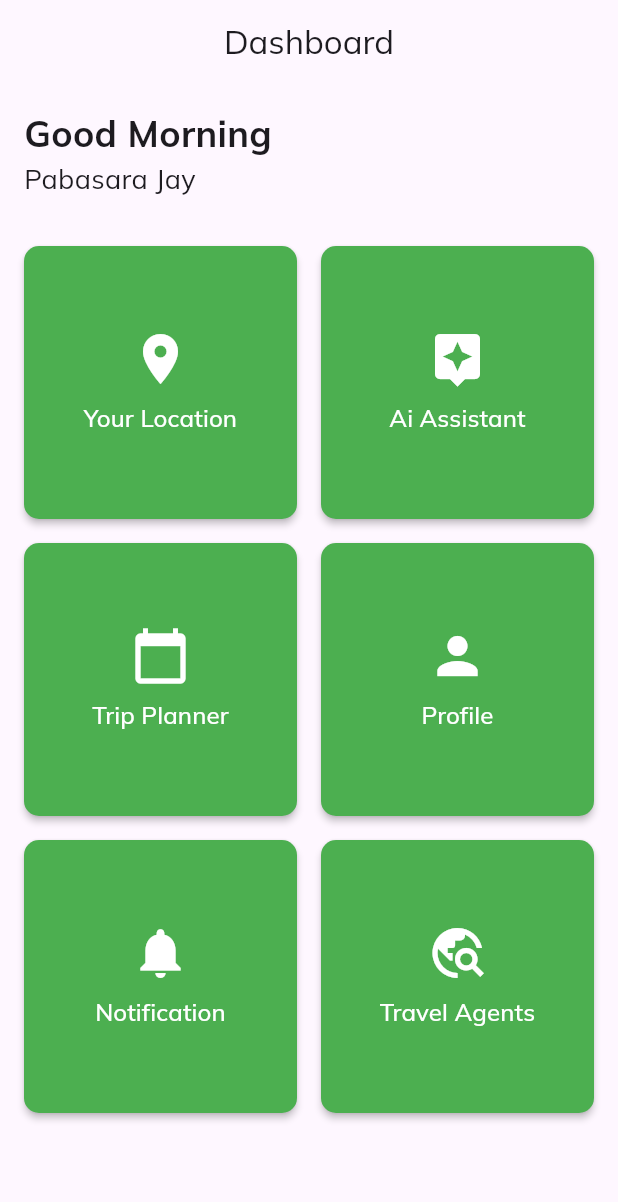
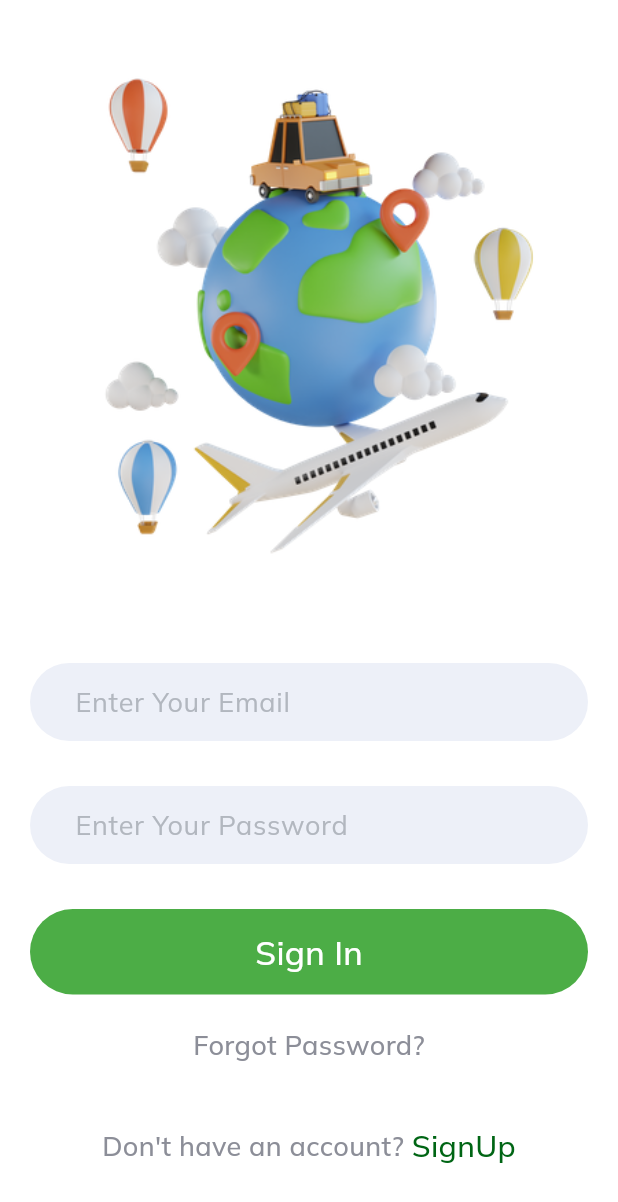
Before and after one commit to PabasaraJay/TripiT, a Flutter app: the screen it shows after launch, on a phone screen of 412 x 824 dp. Shown: the top 1202 px of the screen. Run offline on Flutter 3.47's test engine with Material 3 defaults, Android fonts, the light colour scheme and no system bars; our stand-ins replace cloud_firestore, firebase_auth, firebase_core, geolocator, google_fonts, google_maps_flutter; accounts and stored records are empty.

Commit message:
Login & SignUp Added

```diff
--- a/lib/main.dart
+++ b/lib/main.dart
@@ -3,6 +3,7 @@ import 'package:firebase_core/firebase_core.dart';
 import 'package:tripit/firebase_options.dart';
 import 'package:tripit/pages/dashboard_page.dart';
 import 'package:google_fonts/google_fonts.dart';
+import 'package:tripit/pages/login_page.dart';
 
 void main() async{
   WidgetsFlutterBinding.ensureInitialized();
@@ -26,7 +27,7 @@ class MyApp extends StatelessWidget {
           Theme.of(context).textTheme,
         ),
       ),
-      home: const DashboardPage(),
+      home: const LoginPage(),
     );
   }
 }
--- a/lib/pages/dashboard_page.dart
+++ b/lib/pages/dashboard_page.dart
@@ -1,5 +1,5 @@
 import 'package:flutter/material.dart';
-import 'package:tripit/pages/current_location_page.dart';
+//import 'package:tripit/pages/current_location_page.dart';
 import 'package:tripit/pages/my_trips_page.dart';
 import 'package:tripit/pages/user_location.dart';
 
--- /dev/null
+++ b/lib/pages/login_page.dart
@@ -0,0 +1,194 @@
+import 'package:flutter/material.dart';
+import 'package:firebase_auth/firebase_auth.dart';
+import 'package:tripit/pages/dashboard_page.dart';
+import 'package:tripit/pages/signup_page.dart';
+
+class LoginPage extends StatefulWidget {
+  const LoginPage({super.key});
+
+  @override
+  State<LoginPage> createState() => _LoginPageState();
+}
+
+class _LoginPageState extends State<LoginPage> {
+  String email = "", password = "";
+
+  TextEditingController mailcontroller = new TextEditingController();
+  TextEditingController passwordcontroller = new TextEditingController();
+
+  final _formkey = GlobalKey<FormState>();
+
+  userLoginPage() async {
+    try {
+      await FirebaseAuth.instance
+          .signInWithEmailAndPassword(email: email, password: password);
+      Navigator.push(
+          context, MaterialPageRoute(builder: (context) => const DashboardPage()));
+    } on FirebaseAuthException catch (e) {
+      if (e.code == 'user-not-found') {
+        ScaffoldMessenger.of(context).showSnackBar(SnackBar(
+            backgroundColor: Colors.orangeAccent,
+            content: Text(
+              "No User Found for that Email",
+              style: TextStyle(fontSize: 18.0),
+            )));
+      } else if (e.code == 'wrong-password') {
+        ScaffoldMessenger.of(context).showSnackBar(SnackBar(
+            backgroundColor: Colors.orangeAccent,
+            content: Text(
+              "Wrong Password Provided by User",
+              style: TextStyle(fontSize: 18.0),
+            )));
+      }
+    }
+  }
+
+  @override
+  Widget build(BuildContext context) {
+    return Scaffold(
+      backgroundColor: Colors.white,
+      body: Container(
+        child: Column(
+          children: [
+            Container(
+                width: MediaQuery.of(context).size.width,
+                child: Image.asset(
+                  "assets/illustration.png",
+                  fit: BoxFit.cover,
+                )),
+            SizedBox(
+              height: 30.0,
+            ),
+            Padding(
+              padding: const EdgeInsets.only(left: 20.0, right: 20.0),
+              child: Form(
+                key: _formkey,
+                child: Column(
+                  children: [
+                    Container(
+                      padding:
+                          EdgeInsets.symmetric(vertical: 2.0, horizontal: 30.0),
+                      decoration: BoxDecoration(
+                          color: Color(0xFFedf0f8),
+                          borderRadius: BorderRadius.circular(30)),
+                      child: TextFormField(
+                        validator: (value) {
+                          if (value == null || value.isEmpty) {
+                            return 'Please Enter E-mail';
+                          }
+                          return null;
+                        },
+                        controller: mailcontroller,
+                        decoration: InputDecoration(
+                            border: InputBorder.none,
+                            hintText: "Enter Your Email",
+                            hintStyle: TextStyle(
+                                color: Color(0xFFb2b7bf), fontSize: 18.0)),
+                      ),
+                    ),
+                    SizedBox(
+                      height: 30.0,
+                    ),
+                    Container(
+                      padding:
+                          EdgeInsets.symmetric(vertical: 2.0, horizontal: 30.0),
+                      decoration: BoxDecoration(
+                          color: Color(0xFFedf0f8),
+                          borderRadius: BorderRadius.circular(30)),
+                      child: TextFormField(
+                        controller: passwordcontroller,
+                        validator: (value) {
+                          if (value == null || value.isEmpty) {
+                            return 'Please Enter Password';
+                          }
+                          return null;
+                        },
+                        decoration: InputDecoration(
+                            border: InputBorder.none,
+                            hintText: "Enter Your Password",
+                            hintStyle: TextStyle(
+                                color: Color(0xFFb2b7bf), fontSize: 18.0)),
+                        obscureText: true,
+                      ),
+                    ),
+                    SizedBox(
+                      height: 30.0,
+                    ),
+                    GestureDetector(
+                      onTap: () {
+                        if (_formkey.currentState!.validate()) {
+                          setState(() {
+                            email = mailcontroller.text;
+                            password = passwordcontroller.text;
+                          });
+                        }
+                        userLoginPage();
+                      },
+                      child: Container(
+                          width: MediaQuery.of(context).size.width,
+                          padding: EdgeInsets.symmetric(
+                              vertical: 13.0, horizontal: 30.0),
+                          decoration: BoxDecoration(
+                              color: Color.fromARGB(255, 76, 173, 70),
+                              borderRadius: BorderRadius.circular(30)),
+                          child: Center(
+                              child: Text(
+                            "Sign In",
+                            style: TextStyle(
+                                color: Colors.white,
+                                fontSize: 22.0,
+                                fontWeight: FontWeight.w500),
+                          ))),
+                    ),
+                  ],
+                ),
+              ),
+            ),
+            SizedBox(
+              height: 20.0,
+            ),
+            GestureDetector(
+              onTap: () {
+                //Navigator.push(context, MaterialPageRoute(builder: (context)=> ForgotPassword()));
+              },
+              child: Text("Forgot Password?",
+                  style: TextStyle(
+                      color: Color(0xFF8c8e98),
+                      fontSize: 18.0,
+                      fontWeight: FontWeight.w500)),
+            ),
+            SizedBox(
+              height: 40.0,
+            ),
+            Row(
+              mainAxisAlignment: MainAxisAlignment.center,
+              children: [
+                Text("Don't have an account?",
+                    style: TextStyle(
+                        color: Color(0xFF8c8e98),
+                        fontSize: 18.0,
+                        fontWeight: FontWeight.w500)),
+                SizedBox(
+                  width: 5.0,
+                ),
+                GestureDetector(
+                  onTap: () {
+                    Navigator.push(context,
+                        MaterialPageRoute(builder: (context) => SignUpPage()));
+                  },
+                  child: Text(
+                    "SignUp",
+                    style: TextStyle(
+                        color: Color.fromARGB(255, 0, 101, 20),
+                        fontSize: 20.0,
+                        fontWeight: FontWeight.w500),
+                  ),
+                ),
+              ],
+            )
+          ],
+        ),
+      ),
+    );
+  }
+}
--- a/pubspec.yaml
+++ b/pubspec.yaml
@@ -42,6 +42,7 @@ dependencies:
   cloud_firestore: ^4.15.10
   intl: ^0.19.0
   geolocator: ^11.0.0
+  firebase_auth: ^4.19.1
 
 dev_dependencies:
   flutter_test:
```
Also changed, not shown: lib/pages/signup_page.dart (added, +216 -0 lines), lib/pages/profile_page.dart (added), pubspec.lock, 3 other files.
